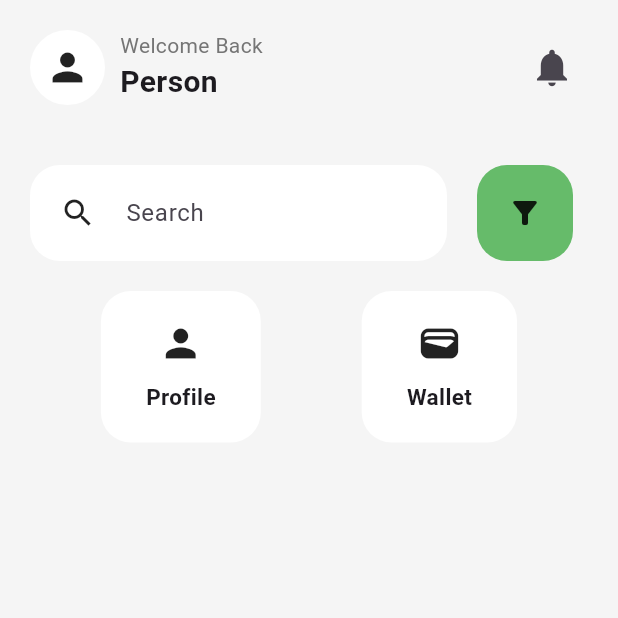
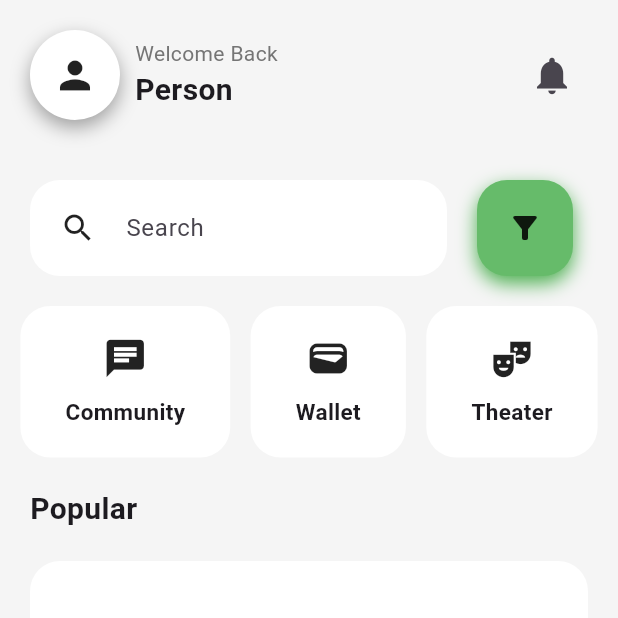
Before and after one commit to zhisteer/k_star, a Flutter app: the screen it shows after launch, on a phone screen of 412 x 824 dp, the top half of it. Run offline on Flutter 3.47's test engine with Material 2 defaults, Android fonts, the light colour scheme and no system bars.

Commit message:
feat: homepage

```diff
--- a/lib/home/home.dart
+++ b/lib/home/home.dart
@@ -14,20 +14,27 @@ class HomePage extends StatelessWidget {
             mainAxisAlignment: MainAxisAlignment.center,
             children: [
               Padding(
-                padding: EdgeInsets.all(20),
+                padding: const EdgeInsets.all(20),
                 child: Row(
                   children: [
-                    //icon inside a white circle
                     Container(
-                      height: 50,
-                      width: 50,
                       decoration: BoxDecoration(
                         color: Colors.white,
                         borderRadius: BorderRadius.circular(50),
+                        boxShadow: const [
+                          BoxShadow(
+                            color: Colors.grey,
+                            blurRadius: 10,
+                            offset: Offset(0, 5),
+                          )
+                        ],
                       ),
-                      child: const Icon(
-                        Icons.person,
-                        size: 30,
+                      child: const Padding(
+                        padding: EdgeInsets.all(15.0),
+                        child: Icon(
+                          Icons.person,
+                          size: 30,
+                        ),
                       ),
                     ),
                     const SizedBox(
@@ -87,27 +94,58 @@ class HomePage extends StatelessWidget {
                     ),
                   ),
                   Container(
-                    margin: EdgeInsets.fromLTRB(0, 20, 30, 20),
+                    margin: const EdgeInsets.fromLTRB(0, 20, 30, 20),
                     decoration: BoxDecoration(
                         borderRadius: BorderRadius.circular(20),
-                        color: Colors.green[400]),
-                    child: Padding(
-                      padding: const EdgeInsets.all(20.0),
+                        color: Colors.green[400],
+                        boxShadow: const [
+                          BoxShadow(
+                            color: Colors.green,
+                            blurRadius: 10,
+                            offset: Offset(0, 5),
+                          )
+                        ]),
+                    child: const Padding(
+                      padding: EdgeInsets.all(20.0),
                       child: Icon(Icons.filter_alt),
                     ),
                   )
                 ],
               ),
-              //3 white rounded border colors with icons inside
               const Row(
                 mainAxisAlignment: MainAxisAlignment.spaceEvenly,
                 children: [
                   ButtonContainerWithIcon(
-                    icon: Icons.person,
-                    text: "Profile",
+                    icon: Icons.chat,
+                    text: "Community",
                   ),
                   ButtonContainerWithIcon(icon: Icons.wallet, text: "Wallet"),
+                  ButtonContainerWithIcon(
+                    icon: Icons.theater_comedy,
+                    text: "Theater",
+                  )
                 ],
+              ),
+              const Padding(
+                padding: EdgeInsets.all(20.0),
+                child: Row(
+                  children: [
+                    Text(
+                      "Popular",
+                      style:
+                          TextStyle(fontSize: 20, fontWeight: FontWeight.bold),
+                    ),
+                  ],
+                ),
+              ),
+              Container(
+                width: double.infinity,
+                margin: EdgeInsets.fromLTRB(20, 0, 20, 0),
+                height: 200,
+                decoration: BoxDecoration(
+                  color: Colors.white,
+                  borderRadius: BorderRadius.circular(20),
+                ),
               ),
               Expanded(
                 child: Container(),
```
